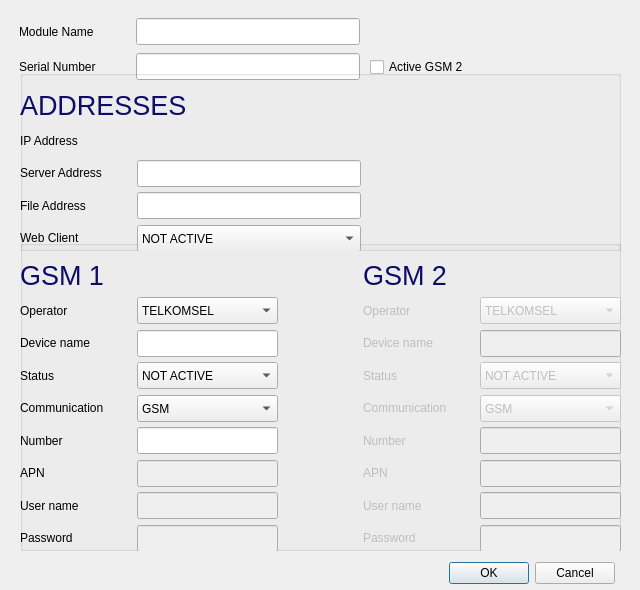
This is view/form_addmodule.ui in zenaki/RTU as Qt 5 draws it before an edit. The edited form follows.
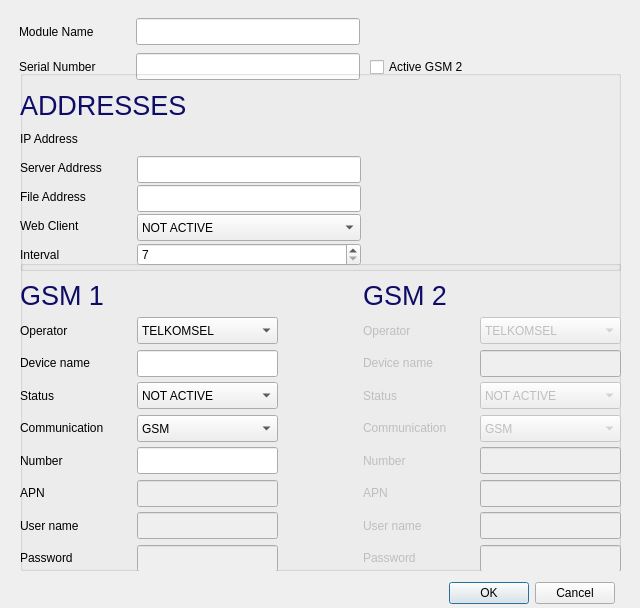
This is the edited form.

The edit to the form file:
```diff
--- a/view/form_addmodule.ui
+++ b/view/form_addmodule.ui
@@ -7,7 +7,7 @@
     <x>0</x>
     <y>0</y>
     <width>640</width>
-    <height>590</height>
+    <height>608</height>
    </rect>
   </property>
   <property name="minimumSize">
@@ -48,7 +48,7 @@
    <property name="geometry">
     <rect>
      <x>14</x>
-     <y>560</y>
+     <y>580</y>
      <width>601</width>
      <height>27</height>
     </rect>
@@ -127,7 +127,7 @@
    <property name="geometry">
     <rect>
      <x>20</x>
-     <y>240</y>
+     <y>260</y>
      <width>601</width>
      <height>311</height>
     </rect>
@@ -705,7 +705,7 @@
      <x>20</x>
      <y>70</y>
      <width>601</width>
-     <height>181</height>
+     <height>201</height>
     </rect>
    </property>
    <property name="title">
@@ -717,7 +717,7 @@
       <x>0</x>
       <y>20</y>
       <width>341</width>
-      <height>161</height>
+      <height>176</height>
      </rect>
     </property>
     <layout class="QVBoxLayout" name="verticalLayout_3">
@@ -853,6 +853,20 @@
          </property>
         </widget>
        </item>
+       <item row="4" column="0">
+        <widget class="QLabel" name="label_22">
+         <property name="text">
+          <string>Interval</string>
+         </property>
+        </widget>
+       </item>
+       <item row="4" column="1">
+        <widget class="QSpinBox" name="spin_interval">
+         <property name="minimum">
+          <number>7</number>
+         </property>
+        </widget>
+       </item>
       </layout>
      </item>
     </layout>
```
Left out of the diff: 20 changed lines with no effect on the pictures.
